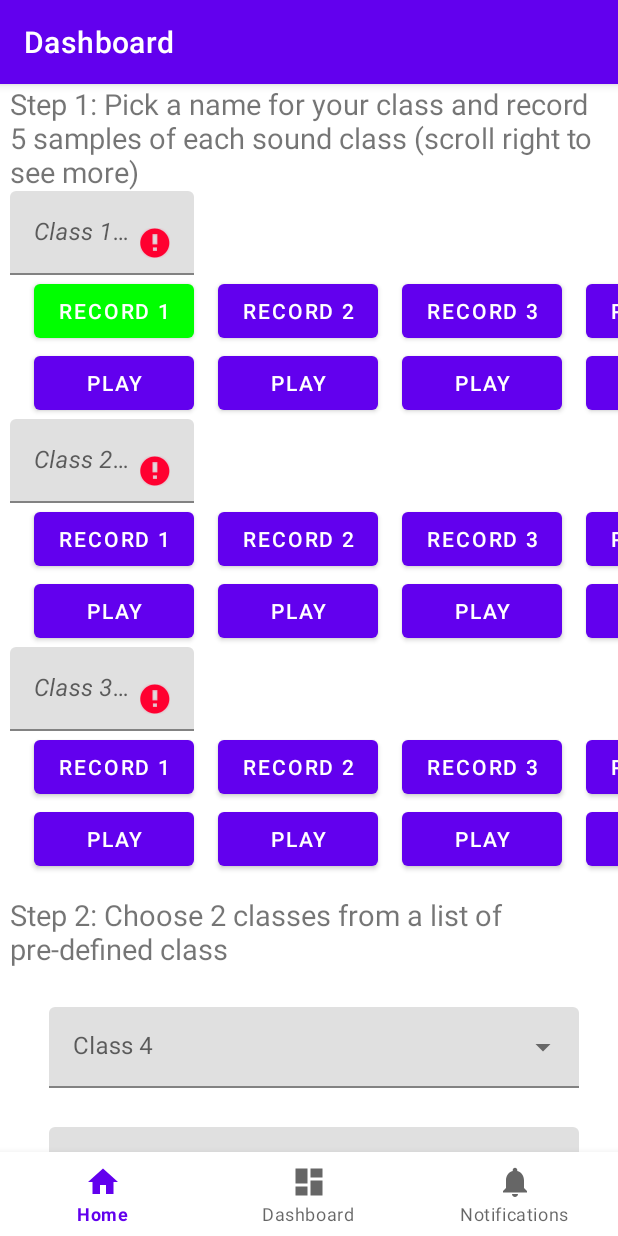
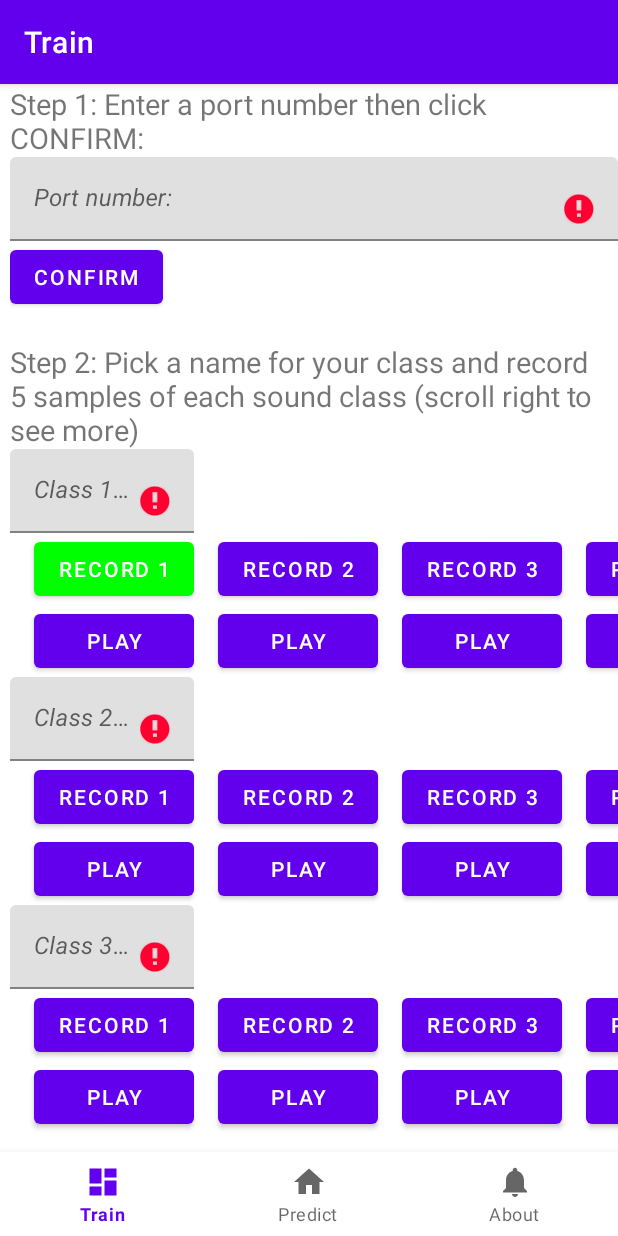
Before and after one commit to makeabilitylab/ProtoSound, an Android app: the DashboardFragment screen opened through its navigation route, after a tap on "RECORD 1", on a phone screen of 412 x 824 dp. Run offline under Robolectric (Android 15) with nearby library versions, the phone set to English and light mode, and no system bars; our stand-ins replace navigation-ui, sdp/ssp sizes; libraries missing offline, so code that uses them is left out: com.github.nkzawa.emitter, com.github.nkzawa.socketio; 1 other tap on this screen came first.

Commit message:
Add Listening in background

```diff
--- a/app/src/main/java/com/makeability/protosound/MainActivity.java
+++ b/app/src/main/java/com/makeability/protosound/MainActivity.java
@@ -14,6 +14,7 @@ import android.os.Bundle;
 import android.os.Environment;
 import android.util.Log;
 import android.widget.Button;
+import android.widget.Toast;
 
 import com.github.nkzawa.emitter.Emitter;
 import com.github.nkzawa.socketio.client.IO;
@@ -66,45 +67,34 @@ public class MainActivity extends AppCompatActivity {
     private String db = "";
     private Map<String, Long> soundLastTime = new HashMap<>();
 
-	{
-        try {
-            mSocket = IO.socket(TEST_SERVER);
-            Log.i(TAG, "Does this thing really run?");
-        } catch (URISyntaxException e) {
-            Log.e(TAG, "Failed to init Socket");
-            e.printStackTrace();
-        }
-    }
+//    {
+//        try {
+//            mSocket = IO.socket(TEST_SERVER);
+//            Log.i(TAG, "Does this thing really run?");
+//        } catch (URISyntaxException e) {
+//            Log.e(TAG, "Failed to init Socket");
+//            e.printStackTrace();
+//        }
+//    }
 
     private Emitter.Listener onAudioLabelMessage = new Emitter.Listener() {
         @Override
         public void call(final Object... args) {
             Log.i(TAG, "Received audio label event");
             JSONObject data = (JSONObject) args[0];
-			String db;
+            String db = "1.0"; // TODO: Hard code this number for now so we don't have to redesign notification
             String audio_label;
-			String accuracy;
+            String accuracy = "1.0";
             String record_time = "";
             try {
                 audio_label = data.getString("label");
-				accuracy = data.getString("accuracy");
-				db = data.getString("db");
-				if (TEST_E2E_LATENCY) {
-					record_time = data.getString("record_time");
-				}
             } catch (JSONException e) {
                 return;
             }
             Log.i(TAG, "received sound label from Socket server: " + audio_label + ", " + accuracy);
             AudioLabel audioLabel;
-			if (TEST_E2E_LATENCY) {
-				audioLabel = new AudioLabel(audio_label, accuracy, null, db,
-						record_time);
-			} else {
             audioLabel = new AudioLabel(audio_label, accuracy, null, db,
                     null);
-
-			}
             createAudioLabelNotification(audioLabel);
         }
     };
@@ -114,39 +104,8 @@ public class MainActivity extends AppCompatActivity {
     protected void onCreate(Bundle savedInstanceState) {
         super.onCreate(savedInstanceState);
         Log.i(TAG, "onCreate");
+
 //         connect socketIO
-        mSocket.connect();
-        // receiver
-        mSocket.on("audio_data", onNewMessage);
-        mSocket.on("android_test_2", onTestMessage);
-
-
-        // The server will return an audio_label to the phone with label
-		mSocket.on("audio_label", onAudioLabelMessage);
-
-		mSocket.once(EVENT_CONNECT, new Emitter.Listener() {
-            @Override
-            public void call(Object... args) {
-                Log.i(TAG, "call: " + args);
-                Log.d(TAG, "call: " + mSocket.connected());
-            }
-        });
-
-        Log.d(TAG, "connected: " + mSocket.connected());
-
-        List<Short> test = new ArrayList<>();
-        test.add((short) 12);
-        test.add((short) 23);
-        test.add((short) 34);
-        test.add((short) 45);
-        test.add((short) 56);
-        JSONObject jsonObject = new JSONObject();
-        try {
-            jsonObject.put("data", new JSONArray(test));
-            jsonObject.put("time", "" + System.currentTimeMillis());
-        } catch (JSONException e) {
-            e.printStackTrace();
-        }
 
         setContentView(R.layout.activity_main);
         BottomNavigationView navView = findViewById(R.id.nav_view);
@@ -168,6 +127,31 @@ public class MainActivity extends AppCompatActivity {
         Log.i(TAG, "onDestroy: ");
         super.onDestroy();
         mSocket.disconnect();
+    }
+
+    public void initSocket(String port) {
+        mSocket.connect();
+        mSocket.on("audio_data", onNewMessage);
+        mSocket.on("android_test_2", onTestMessage);
+
+        // The server will return an audio_label to the phone with label
+        mSocket.on("audio_label", onAudioLabelMessage);
+
+        mSocket.once(EVENT_CONNECT, new Emitter.Listener() {
+            @Override
+            public void call(Object... args) {
+                Log.i(TAG, "call: " + args);
+                Log.d(TAG, "call: " + mSocket.connected());
+            }
+        });
+
+        if (mSocket.connected()) {
+            Toast.makeText(getApplicationContext(), "Port " + port + " is connected!" , Toast.LENGTH_SHORT).show();
+        } else {
+            Toast.makeText(getApplicationContext(), "Port " + port + " is not connected." , Toast.LENGTH_SHORT).show();
+        }
+
+        Log.d(TAG, "connected: " + mSocket.connected());
     }
 
     private Emitter.Listener onNewMessage = new Emitter.Listener() {
--- a/app/src/main/java/com/makeability/protosound/ui/dashboard/DashboardFragment.java
+++ b/app/src/main/java/com/makeability/protosound/ui/dashboard/DashboardFragment.java
@@ -27,6 +27,7 @@ import com.github.nkzawa.socketio.client.Socket;
 import com.google.android.material.textfield.TextInputEditText;
 import com.makeability.protosound.MainActivity;
 import com.makeability.protosound.R;
+import com.makeability.protosound.utils.SocketUtil;
 import com.makeability.protosound.utils.SoundRecorder;
 
 import org.json.JSONArray;
@@ -47,8 +48,6 @@ import java.util.Arrays;
 import java.util.HashMap;
 import java.util.List;
 import java.util.Map;
-import java.util.Timer;
-import java.util.TimerTask;
 
 public class DashboardFragment extends Fragment {
 
@@ -64,9 +63,8 @@ public class DashboardFragment extends Fragment {
     SoundRecorder.OnVoicePlaybackStateChangedListener mListener;
     private Thread recordingThread = null;
     private boolean isRecording = false;
-    int BufferElements2Rec = 1024; // want to play 2048 (2K) since 2 bytes we use only 1024
-    int BytesPerElement = 2; // 2 bytes in 16bit format
-    String[] labelList = {"", "", "", "", ""};
+    private String portNumber;
+    private String[] labelList = {"", "", "", "", ""};
     SoundRecorder recorder;
     int[] recordButtonList = {R.id.record_1, R.id.record_2, R.id.record_3, R.id.record_4,
             R.id.record_5, R.id.record_6, R.id.record_7, R.id.record_8, R.id.record_9,
@@ -91,7 +89,12 @@ public class DashboardFragment extends Fragment {
 
         checkRecordPermission();
 
+        // setup port number edit text
         // setup Listener for 15 record and playback buttons
+
+        TextInputEditText portNumberEditText = (TextInputEditText) root.findViewById(R.id.port_number);
+        Button confirmPort = (Button) root.findViewById(R.id.confirm_port);
+        setPortNumber(portNumberEditText, confirmPort);
         for (int rid : recordButtonList) {
             Button record = root.findViewById(rid);
             setOnClickRecord(record, rid);
@@ -101,6 +104,7 @@ public class DashboardFragment extends Fragment {
             Button play = root.findViewById(pid);
             setOnClickPlay(play, recordPlayMap.get(pid));
         }
+
 
         // setup 2 Spinner drop-down lists for pre-determined sounds
         AutoCompleteTextView spinner = (AutoCompleteTextView) root.findViewById(R.id.menu);
@@ -125,10 +129,44 @@ public class DashboardFragment extends Fragment {
         setOnClickText(field_1, 1);
         setOnClickText(field_2, 2);
         setOnClickText(field_3, 3);
+
+        // Setup submit button
         Button submit = (Button) root.findViewById(R.id.submit);
         setOnClickSubmit(submit, R.id.record_1);
         return root;
     }
+
+    private void setPortNumber(TextInputEditText portNumberEditText, Button confirmPort) {
+        portNumberEditText.addTextChangedListener(new TextWatcher() {
+            @Override
+            public void beforeTextChanged(CharSequence s, int start, int count, int after) {
+
+            }
+
+            @Override
+            public void onTextChanged(CharSequence s, int start, int before, int count) {
+
+            }
+
+            @Override
+            public void afterTextChanged(Editable s) {
+                String pN = s.toString();
+                if (pN.length() != 4) {
+                    portNumberEditText.setError("Port number need to have the format of 'XXXX'");
+                }
+                portNumber = pN;
+            }
+        });
+        confirmPort.setOnClickListener(v -> {
+            if (MainActivity.mSocket != null) {
+                MainActivity.mSocket.disconnect();
+            }
+            SocketUtil socketUtil = new SocketUtil(portNumber);
+            MainActivity.mSocket = socketUtil.getSocket();
+            ((MainActivity) requireActivity()).initSocket(portNumber);
+        });
+    }
+
 
     private void setOnClickText(TextInputEditText field, int id) {
         field.addTextChangedListener(new TextWatcher() {
@@ -174,7 +212,6 @@ public class DashboardFragment extends Fragment {
     }
 
 
-
     private void setOnClickRecord(final Button btn, final int id){
 
         btn.setOnClickListener(v -> {
@@ -182,14 +219,14 @@ public class DashboardFragment extends Fragment {
             Toast.makeText(requireActivity(), "Recording.." , Toast.LENGTH_SHORT).show();
             Log.d(TAG, "record:"+ id + " called");
             startRecording(id);
-            Timer timer = new Timer();
-            timer.schedule(new TimerTask() {
-                @Override
-                public void run() {
-                    stopRecording();
-                    timer.cancel();
-                }
-            }, 1000);
+//            Timer timer = new Timer();
+//            timer.schedule(new TimerTask() {
+//                @Override
+//                public void run() {
+//                    stopRecording();
+//                    timer.cancel();
+//                }
+//            }, 1000);
         });
     }
 
@@ -202,21 +239,6 @@ public class DashboardFragment extends Fragment {
         });
     }
 
-
-    private void setOnClickTestSubmit(final Button btn, final int rid){
-
-        btn.setOnClickListener(v -> {
-            Log.d(TAG, "Test Submit to Server");
-            List<Short> test = new ArrayList<>();
-            test.add((short) 12);
-            test.add((short) 23);
-            test.add((short) 34);
-            test.add((short) 45);
-            test.add((short) 56);
-            Log.d(TAG, "setOnClickTestSubmit: " + test);
-//            sendRawAudioToServer(test, i);
-        });
-    }
 
     private void setOnClickSubmit(final Button btn, final int id){
 
@@ -235,10 +257,10 @@ public class DashboardFragment extends Fragment {
                     for (short num : shortArray) {
                         soundBuffer.add(num);
                     }
-                    soundPackage.put("data_" + i, soundBuffer);
+                    soundPackage.put("data_" + i, new JSONArray(soundBuffer));
                 }
                 List<String> labels = new ArrayList<>(Arrays.asList(labelList));
-                soundPackage.put("label", labels);
+                soundPackage.put("label", new JSONArray(labels));
                 Log.d(TAG, "Socket connect:" + MainActivity.mSocket.connected());
                 MainActivity.mSocket.emit("submit_data", soundPackage);
             } catch (FileNotFoundException | JSONException e) {
--- a/app/src/main/java/com/makeability/protosound/ui/dashboard/DashboardViewModel.java
+++ b/app/src/main/java/com/makeability/protosound/ui/dashboard/DashboardViewModel.java
@@ -10,7 +10,7 @@ public class DashboardViewModel extends ViewModel {
 
     public DashboardViewModel() {
         mText = new MutableLiveData<>();
-        mText.setValue("This is dashboard fragment lol");
+        mText.setValue("");
     }
 
     public LiveData<String> getText() {
--- a/app/src/main/java/com/makeability/protosound/ui/home/HomeFragment.java
+++ b/app/src/main/java/com/makeability/protosound/ui/home/HomeFragment.java
@@ -2,10 +2,12 @@ package com.makeability.protosound.ui.home;
 
 import android.content.Context;
 import android.content.Intent;
+import android.graphics.Color;
 import android.os.Bundle;
 import android.view.LayoutInflater;
 import android.view.View;
 import android.view.ViewGroup;
+import android.widget.Button;
 import android.widget.TextView;
 
 import androidx.annotation.NonNull;
@@ -39,14 +41,32 @@ public class HomeFragment extends Fragment {
                 textView.setText(s);
             }
         });
+        Button listeningBtn = (Button) root.findViewById(R.id.listening_btn);
+		setOnClickListening(listeningBtn);
         return root;
     }
+
+	private void setOnClickListening(Button listeningBtn) {
+    	listeningBtn.setOnClickListener(v -> {
+			if (!IS_RECORDING) {
+				listeningBtn.setBackgroundColor(Color.RED);
+				listeningBtn.setText(R.string.listening);
+				startRecording(requireActivity());
+			} else {
+				listeningBtn.setText(R.string.start_listen);
+				listeningBtn.setBackgroundColor(Color.BLUE);
+				stopRecording(requireActivity());
+			}
+			// Flip the flag so we can turn off/on next time
+			IS_RECORDING = !IS_RECORDING;
+		});
+	}
 
 
 	/**
 	 * Run this function to start streaming audio and send prediction back to phone
 	 */
-	private void onRecordClick() {
+	public void onRecordClick() {
     	if (!IS_RECORDING) {
 			startRecording(requireActivity());
 		} else {
--- a/app/src/main/java/com/makeability/protosound/ui/home/HomeViewModel.java
+++ b/app/src/main/java/com/makeability/protosound/ui/home/HomeViewModel.java
@@ -10,7 +10,7 @@ public class HomeViewModel extends ViewModel {
 
     public HomeViewModel() {
         mText = new MutableLiveData<>();
-        mText.setValue("This is home fragment");
+        mText.setValue("");
     }
 
     public LiveData<String> getText() {
--- a/app/src/main/java/com/makeability/protosound/ui/notifications/NotificationsViewModel.java
+++ b/app/src/main/java/com/makeability/protosound/ui/notifications/NotificationsViewModel.java
@@ -10,7 +10,7 @@ public class NotificationsViewModel extends ViewModel {
 
     public NotificationsViewModel() {
         mText = new MutableLiveData<>();
-        mText.setValue("This is notifications fragment");
+        mText.setValue("");
     }
 
     public LiveData<String> getText() {
--- a/app/src/main/java/com/makeability/protosound/utils/Constants.java
+++ b/app/src/main/java/com/makeability/protosound/utils/Constants.java
@@ -1,7 +1,7 @@
 package com.makeability.protosound.utils;
 
 public class Constants {
-	public static final String VOICE_FILE_NAME = "audiorecord.pcm";
+	public static final String VOICE_FILE_NAME = "audioquery.pcm";
 
 	public static final String CHANNEL_ID = "ProtoSoundNotificationChannel";
 
--- a/app/src/main/java/com/makeability/protosound/utils/SoundRecorder.java
+++ b/app/src/main/java/com/makeability/protosound/utils/SoundRecorder.java
@@ -35,7 +35,10 @@ import java.io.IOException;
 import java.lang.ref.WeakReference;
 import java.nio.ByteBuffer;
 import java.nio.ByteOrder;
+import java.util.ArrayList;
 import java.util.List;
+
+import static com.makeability.protosound.utils.HelperUtils.convertByteArrayToShortArray;
 
 /**
  * A helper class to provide methods to record audio input from the MIC to the internal storage
@@ -56,6 +59,7 @@ public class SoundRecorder {
     private final Handler mHandler;
     private final Context mContext;
     private State mState = State.IDLE;
+    private List<Short> soundBuffer = new ArrayList<>();
 
     private OnVoicePlaybackStateChangedListener mListener;
     private AsyncTask<Void, Void, Void> mRecordingAsyncTask;
@@ -149,15 +153,6 @@ public class SoundRecorder {
         stopPlaying();
         stopRecording();
     }
-
-
-    private short[] convertByteArrayToShortArray(byte[] bytes) {
-//        Log.i(TAG, "convertByteArrayToShortArray()");
-        short[] result = new short[bytes.length / 2];
-        ByteBuffer.wrap(bytes).order(ByteOrder.LITTLE_ENDIAN).asShortBuffer().get(result);
-        return result;
-    }
-
 
     private static class PlayAudioAsyncTask extends AsyncTask<Void, Void, Void> {
 
@@ -283,8 +278,16 @@ public class SoundRecorder {
                                 Context.MODE_PRIVATE));
                 byte[] buffer = new byte[BUFFER_SIZE];
                 mAudioRecord.startRecording();
+                int total = 0;
                 while (!isCancelled()) {
                     int read = mAudioRecord.read(buffer, 0, buffer.length);
+                    short[] shorts = convertByteArrayToShortArray(buffer);
+                    // buffer sounds up to 1 sec
+                    total += shorts.length;
+                    if (total >= 44100) {
+                        mAudioRecord.stop();
+                        cancel(true);
+                    }
                     bufferedOutputStream.write(buffer, 0, read);
                 }
 
--- a/app/src/main/res/layout/fragment_dashboard.xml
+++ b/app/src/main/res/layout/fragment_dashboard.xml
@@ -33,14 +33,42 @@
             android:orientation="vertical"
             android:paddingStart="@dimen/_5sdp"
             tools:ignore="RtlSymmetry">
+            <TextView
+                android:id="@+id/tutorial_0"
+                android:layout_width="match_parent"
+                android:layout_height="match_parent"
+                android:breakStrategy="high_quality"
+                android:text="@string/tutorial_0"
+                android:textSize="@dimen/_15ssp" />
+            <com.google.android.material.textfield.TextInputLayout
+                android:layout_width="match_parent"
+                android:layout_height="wrap_content"
+                android:hint="@string/hint0"
+                app:endIconMode="clear_text">
 
+                <com.google.android.material.textfield.TextInputEditText
+                    android:id="@+id/port_number"
+                    android:layout_width="match_parent"
+                    android:layout_height="match_parent"
+                    android:imeOptions="actionDone"
+                    android:inputType="number"
+                    android:singleLine="true"
+                    android:maxLength="4" />
+
+            </com.google.android.material.textfield.TextInputLayout>
+            <Button
+                android:id="@+id/confirm_port"
+                android:layout_width="wrap_content"
+                android:layout_height="wrap_content"
+                android:text="@string/confirm"/>
             <TextView
                 android:id="@+id/tutorial_1"
                 android:layout_width="match_parent"
                 android:layout_height="match_parent"
                 android:breakStrategy="high_quality"
                 android:text="@string/tutorial_1"
-                android:textSize="@dimen/_15ssp" />
+                android:textSize="@dimen/_15ssp"
+                android:paddingTop="@dimen/_15sdp"/>
 
             <HorizontalScrollView
                 android:id="@+id/horizontalScrollView"
@@ -408,7 +436,8 @@
                 android:layout_width="match_parent"
                 android:layout_height="match_parent"
                 android:breakStrategy="high_quality"
-                android:paddingTop="@dimen/_10sdp"
+                android:paddingTop="@dimen/_15sdp"
+                android:paddingBottom="@dimen/_15sdp"
                 android:text="@string/tutorial_3"
                 android:textSize="@dimen/_15ssp" />
 
@@ -430,7 +459,7 @@
                 android:id="@+id/submit"
                 android:layout_width="match_parent"
                 android:layout_height="wrap_content"
-                android:layout_marginStart="64dp"
+                android:layout_marginStart="@dimen/_100sdp"
                 android:layout_marginTop="@dimen/_15sdp"
                 android:layout_marginEnd="16dp"
                 android:layout_marginBottom="@dimen/_55sdp"
--- a/app/src/main/res/menu/bottom_nav_menu.xml
+++ b/app/src/main/res/menu/bottom_nav_menu.xml
@@ -1,15 +1,18 @@
 <?xml version="1.0" encoding="utf-8"?>
 <menu xmlns:android="http://schemas.android.com/apk/res/android">
+
+
+    <item
+        android:id="@+id/navigation_dashboard"
+        android:icon="@drawable/ic_dashboard_black_24dp"
+        android:title="@string/title_dashboard" />
+
 
     <item
         android:id="@+id/navigation_home"
         android:icon="@drawable/ic_home_black_24dp"
         android:title="@string/title_home" />
 
-    <item
-        android:id="@+id/navigation_dashboard"
-        android:icon="@drawable/ic_dashboard_black_24dp"
-        android:title="@string/title_dashboard" />
 
     <item
         android:id="@+id/navigation_notifications"
--- a/app/src/main/res/navigation/mobile_navigation.xml
+++ b/app/src/main/res/navigation/mobile_navigation.xml
@@ -6,16 +6,18 @@
     app:startDestination="@+id/navigation_home">
 
     <fragment
+        android:id="@+id/navigation_dashboard"
+        android:name="com.makeability.protosound.ui.dashboard.DashboardFragment"
+        android:label="@string/title_dashboard"
+        tools:layout="@layout/fragment_dashboard" />
+
+    <fragment
         android:id="@+id/navigation_home"
         android:name="com.makeability.protosound.ui.home.HomeFragment"
         android:label="@string/title_home"
         tools:layout="@layout/fragment_home" />
 
-    <fragment
-        android:id="@+id/navigation_dashboard"
-        android:name="com.makeability.protosound.ui.dashboard.DashboardFragment"
-        android:label="@string/title_dashboard"
-        tools:layout="@layout/fragment_dashboard" />
+
 
     <fragment
         android:id="@+id/navigation_notifications"
--- a/app/src/main/res/values/strings.xml
+++ b/app/src/main/res/values/strings.xml
@@ -1,8 +1,8 @@
 <resources>
     <string name="app_name">ProtoSound</string>
-    <string name="title_home">Home</string>
-    <string name="title_dashboard">Dashboard</string>
-    <string name="title_notifications">Notifications</string>
+    <string name="title_home">Predict</string>
+    <string name="title_dashboard">Train</string>
+    <string name="title_notifications">About</string>
     <string name="class_1">Class 1</string>
     <string name="protosound">ProtoSound</string>
     <string name="play">Play</string>
@@ -12,9 +12,10 @@
     <string name="record_12">Record 12</string>
     <string name="class_4">Class 4</string>
     <string name="class_5">Class 5</string>
-    <string name="tutorial_1">Step 1: Pick a name for your class and record 5 samples of each sound class (scroll right to see more)</string>
-    <string name="tutorial_2">Step 2: Choose 2 classes from a list of pre-defined class</string>
-    <string name="tutorial_3">Step 3: Record background noises</string>
+    <string name="tutorial_0">Step 1: Enter a port number then click CONFIRM:</string>
+    <string name="tutorial_1">Step 2: Pick a name for your class and record 5 samples of each sound class (scroll right to see more)</string>
+    <string name="tutorial_2">Step 3: Choose 2 classes from a list of pre-defined class</string>
+    <string name="tutorial_3">Step 4: Record background noises</string>
     <string name="record_1">Record 1</string>
     <string name="record_2">Record 2</string>
     <string name="record_3">Record 3</string>
@@ -31,12 +32,17 @@
     <string-array name="sound_array">
         <item>Siren</item>
         <item>Fire Alarm</item>
-        <item>Placeholder1</item>
+        <item>Car Honk</item>
         <item>Placeholder2</item>
         <item>Placeholder3</item>
     </string-array>
+    <string name="hint0"><i>Port number:</i></string>
     <string name="hint1"><i>Class 1 name:</i></string>
     <string name="hint2"><i>Class 2 name:</i></string>
     <string name="hint3"><i>Class 3 name:</i></string>
+    <string name="listening">START LISTEN</string>
+    <string name="a">Listening..</string>
+    <string name="start_listen">Start Listen</string>
+    <string name="confirm">Confirm</string>
 
 </resources>
```
Also changed, not shown: app/src/main/java/com/makeability/protosound/ui/home/service/ForegroundService.java (+6 -5 lines), app/src/main/java/com/makeability/protosound/utils/SocketUtil.java (+5 -3 lines), app/src/main/java/com/makeability/protosound/utils/StreamingSoundRecorder.java (+6 -5 lines), app/src/main/res/layout/fragment_home.xml (+13 -0 lines). Lines whose indentation alone changed are shown as unchanged.
